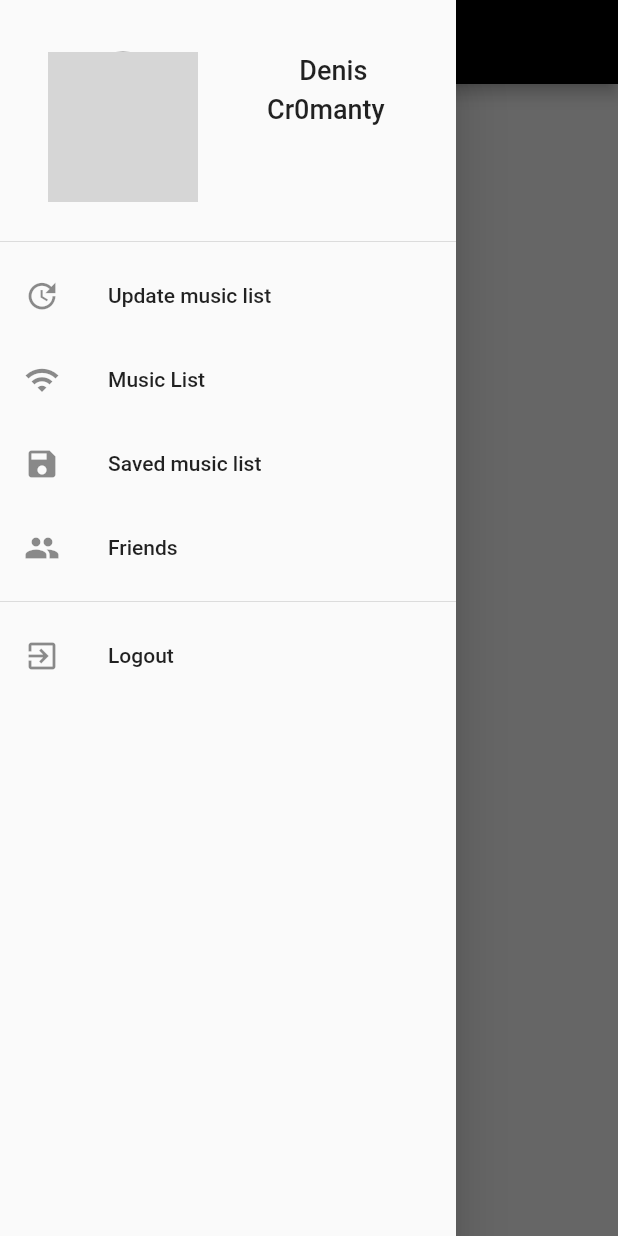
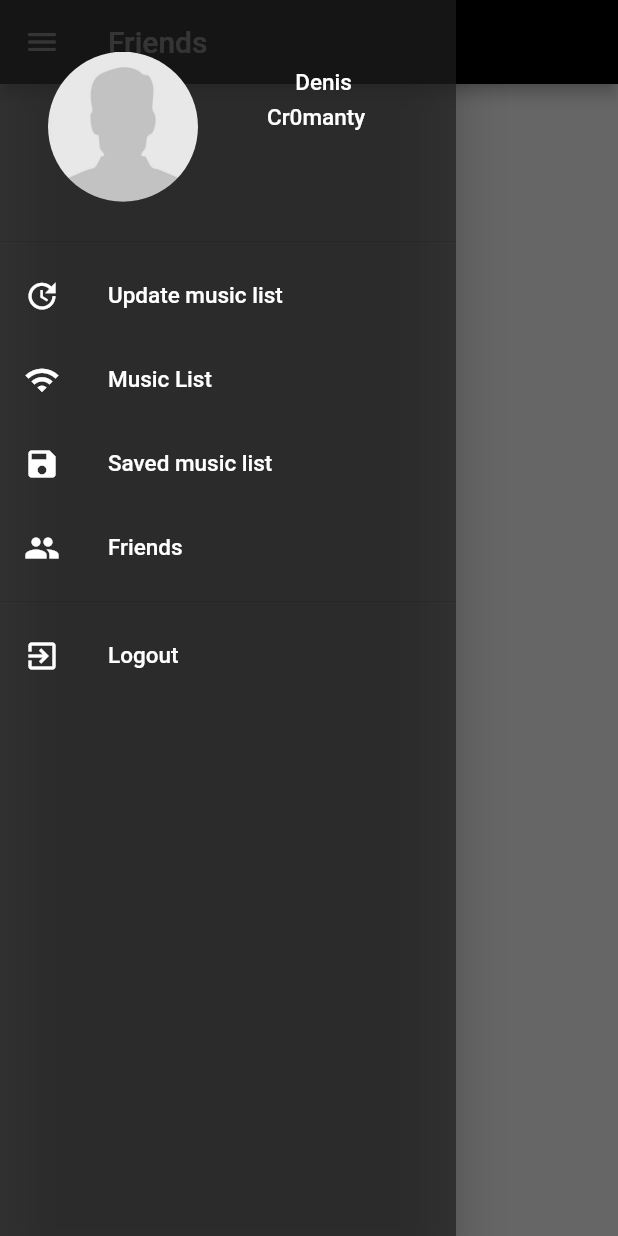
Before and after one commit to cr0manty/Fox_Music, a Flutter app: the FriendList screen opened by its route, with the side drawer open, on a phone screen of 412 x 824 dp. Run offline on Flutter 3.47's test engine with Material 2 defaults, Android fonts, the light colour scheme and no system bars; our stand-ins replace audioplayers, flutter_spinkit, shared_preferences, sqflite; accounts and stored records are empty; network calls fail; grey boxes are pictures that could not be loaded.

Commit message:
some new design, add database(probably not for long time)

```diff
--- a/lib/models/User.dart
+++ b/lib/models/User.dart
@@ -1,28 +1,53 @@
+import 'dart:convert';
+
+User clientFromJson(String str) {
+  final jsonData = json.decode(str);
+  return User.fromJson(jsonData);
+}
+
+String clientToJson(User data) {
+  final dyn = data.toJson();
+  return json.encode(dyn);
+}
+
 class User {
   String firstName;
   String lastName;
   String image;
   String email;
   DateTime joined;
-  final String password;
   final String username;
   final int userId;
   final String token;
 
-  User(this.username, this.token, this.userId, this.password);
+  User(
+      {this.username,
+      this.token,
+      this.userId,
+      this.image,
+      this.email,
+      this.firstName,
+      this.joined,
+      this.lastName});
 
-  User.fromJson(Map<String, dynamic> json)
-      : username = json['username'],
-        token = json['token'],
-        password = json['password'],
-        userId = json['userId'];
+  factory User.fromJson(Map<String, dynamic> json) => new User(
+      username: json['username'],
+      token: json['token'],
+      userId: json['userId'],
+      image: json['image'],
+      email: json['email'],
+      firstName: json['firstName'],
+      joined: json['joined'],
+      lastName: json['lastName']);
 
   Map<String, dynamic> toJson() => {
-        'name': username,
+        'username': username,
         'token': token,
         'userId': userId,
         'firstName': firstName,
         'lastName': lastName,
+        'email': lastName,
+        'joined': lastName,
         'image': image,
       };
 }
--- a/lib/ui/AppBar.dart
+++ b/lib/ui/AppBar.dart
@@ -5,23 +5,25 @@ import 'package:vk_parse/api/requestMusicList.dart';
 import 'package:vk_parse/functions/utils/infoDialog.dart';
 
 makeDrawer(context) {
-  return new Drawer(
+  return new Theme(
+      data: Theme.of(context).copyWith(
+        canvasColor: Color.fromRGBO(30, 30, 30, 0.7),
+      ),
+      child: new Drawer(
           child: new ListView(
-    children: <Widget>[
+        children: [
           new DrawerHeader(
               child: new Row(mainAxisSize: MainAxisSize.min, children: <Widget>[
             FlatButton(
                 onPressed: () {
                   final newRouteName = "/Account";
                   bool isNewRouteSameAsCurrent = false;
-
                   Navigator.popUntil(context, (route) {
                     if (route.settings.name == newRouteName) {
                       isNewRouteSameAsCurrent = true;
                     }
                     return true;
                   });
-
                   if (!isNewRouteSameAsCurrent) {
                     Navigator.of(context).pushNamedAndRemoveUntil(
                         newRouteName, (Route<dynamic> route) => false);
@@ -30,20 +32,20 @@ makeDrawer(context) {
                 shape: new CircleBorder(),
                 child: CircleAvatar(
                     radius: 50,
-                backgroundImage: NetworkImage(
-                    'https://shara-games.ru/uploads/posts/2016-07/thumbs/1467462542_katarina-1.jpg'))),
+                    backgroundImage:
+                        AssetImage('assets/images/user-default.jpg'))),
             Center(
                 child: Column(
               children: <Widget>[
                 new Padding(
                     padding: const EdgeInsets.only(
                       left: 40,
-                  top: 20,
+                      top: 30,
                       right: 20,
                     ),
                     child: Text(
                       "Denis",
-                  style: TextStyle(fontSize: 18.0),
+                      style: TextStyle(fontSize: 15.0, color: Colors.white),
                     )),
                 new Padding(
                     padding: const EdgeInsets.only(
@@ -53,14 +55,15 @@ makeDrawer(context) {
                     ),
                     child: Text(
                       "Cr0manty",
-                  style: TextStyle(fontSize: 18.0),
+                      style: TextStyle(fontSize: 15.0, color: Colors.white),
                     ))
               ],
             ))
           ])),
           new ListTile(
-        title: new Text('Update music list'),
-        leading: new Icon(Icons.update),
+            title: new Text('Update music list',
+                style: TextStyle(fontSize: 15.0, color: Colors.white)),
+            leading: new Icon(Icons.update, color: Colors.white),
             onTap: () async {
               try {
                 final listNewSong = await requestMusicListPost(context);
@@ -72,8 +75,9 @@ makeDrawer(context) {
             },
           ),
           new ListTile(
-        title: new Text('Music List'),
-        leading: new Icon(Icons.wifi),
+            title: new Text('Music List',
+                style: TextStyle(fontSize: 15.0, color: Colors.white)),
+            leading: new Icon(Icons.wifi, color: Colors.white),
             onTap: () {
               final newRouteName = "/MusicListRequest";
               bool isNewRouteSameAsCurrent = false;
@@ -92,8 +96,9 @@ makeDrawer(context) {
             },
           ),
           new ListTile(
-        title: new Text('Saved music list'),
-        leading: new Icon(Icons.save),
+            title: new Text('Saved music list',
+                style: TextStyle(fontSize: 15.0, color: Colors.white)),
+            leading: new Icon(Icons.save, color: Colors.white),
             onTap: () {
               final newRouteName = "/MusicListSaved";
               bool isNewRouteSameAsCurrent = false;
@@ -112,8 +117,9 @@ makeDrawer(context) {
             },
           ),
           new ListTile(
-        title: new Text('Friends'),
-        leading: new Icon(Icons.people),
+            title: new Text('Friends',
+                style: TextStyle(fontSize: 15.0, color: Colors.white)),
+            leading: new Icon(Icons.people, color: Colors.white),
             onTap: () {
               final newRouteName = "/FriendList";
               bool isNewRouteSameAsCurrent = false;
@@ -124,7 +130,6 @@ makeDrawer(context) {
                 }
                 return true;
               });
-
               if (!isNewRouteSameAsCurrent) {
                 Navigator.of(context).pushNamedAndRemoveUntil(
                     newRouteName, (Route<dynamic> route) => false);
@@ -133,8 +138,9 @@ makeDrawer(context) {
           ),
           new Divider(),
           new ListTile(
-        title: new Text('Logout'),
-        leading: new Icon(Icons.exit_to_app),
+            title: new Text('Logout',
+                style: TextStyle(fontSize: 15.0, color: Colors.white)),
+            leading: new Icon(Icons.exit_to_app, color: Colors.white),
             onTap: () {
               logout();
               final newRouteName = "/Login";
@@ -146,7 +152,6 @@ makeDrawer(context) {
                 }
                 return true;
               });
-
               if (!isNewRouteSameAsCurrent) {
                 Navigator.of(context).pushNamedAndRemoveUntil(
                     newRouteName, (Route<dynamic> route) => false);
@@ -154,7 +159,7 @@ makeDrawer(context) {
             },
           ),
         ],
-  ));
+      )));
 }
 
 makeAppBar(String text, dynamic menuKey) {
--- a/lib/ui/MusicListSaved.dart
+++ b/lib/ui/MusicListSaved.dart
@@ -69,8 +69,9 @@ class MusicListSavedState extends State<MusicListSaved> {
                   print('play started');
                 },
                 icon: Icon(
-                  Icons.play_circle_filled,
+                  Icons.play_arrow,
                   size: 35,
+                  color: Color.fromRGBO(100, 100, 100, 1),
                 ))))
         .toList();
   }
```
Also changed, not shown: lib/api/requestAuthCheck.dart (+8 -3 lines), lib/functions/utils/playSong.dart (added, +9 -0 lines), lib/models/Database.dart (added, +75 -0 lines), lib/models/Song.dart (+21 -8 lines), lib/ui/Intro.dart (+7 -3 lines), lib/ui/MusicListRequest.dart (+7 -6 lines), pubspec.yaml (+6 -7 lines), assets/images/intro-background.jpg (added), assets/images/user-default.jpg (renamed from assets/user-default.jpg), pubspec.lock. Lines whose indentation alone changed are shown as unchanged.
